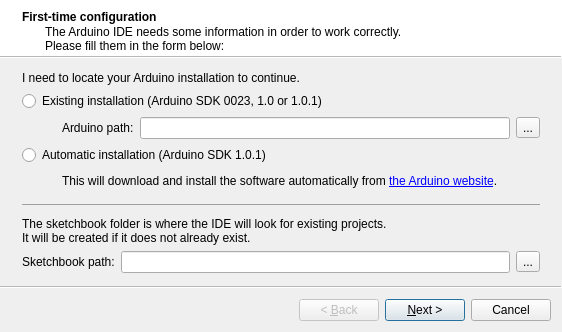
First picture: the form in gui/FirstTimeWizard.ui, repository mupuf/arduide, before the edit.
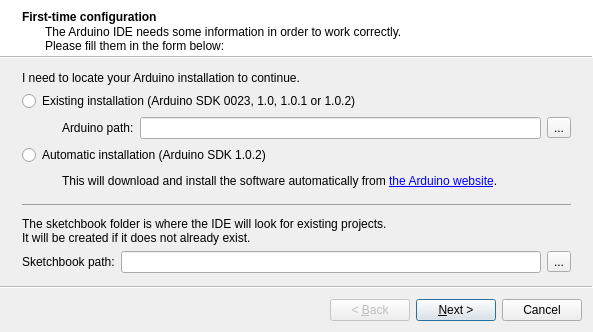
Second picture: the form after the edit. Icons and pictures are not drawn.

Commit message: Update First Time Wizard UI for 1.0.2 SDK

The edit to the form file:
```diff
--- a/gui/FirstTimeWizard.ui
+++ b/gui/FirstTimeWizard.ui
@@ -6,7 +6,7 @@
    <rect>
     <x>0</x>
     <y>0</y>
-    <width>562</width>
+    <width>593</width>
     <height>318</height>
    </rect>
   </property>
@@ -37,7 +37,7 @@
     <item>
      <widget class="QRadioButton" name="existingInstallButton">
       <property name="text">
-       <string>Existing installation (Arduino SDK 0023, 1.0 or 1.0.1)</string>
+       <string>Existing installation (Arduino SDK 0023, 1.0, 1.0.1 or 1.0.2)</string>
       </property>
      </widget>
     </item>
@@ -92,7 +92,7 @@
     <item>
      <widget class="QRadioButton" name="automaticInstallButton">
       <property name="text">
-       <string>Automatic installation (Arduino SDK 1.0.1)</string>
+       <string>Automatic installation (Arduino SDK 1.0.2)</string>
       </property>
      </widget>
     </item>
```
